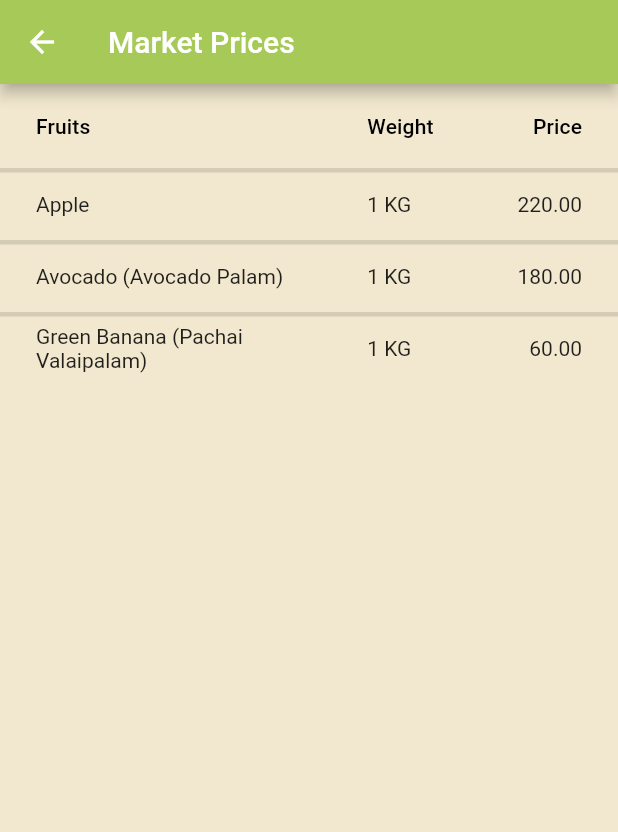
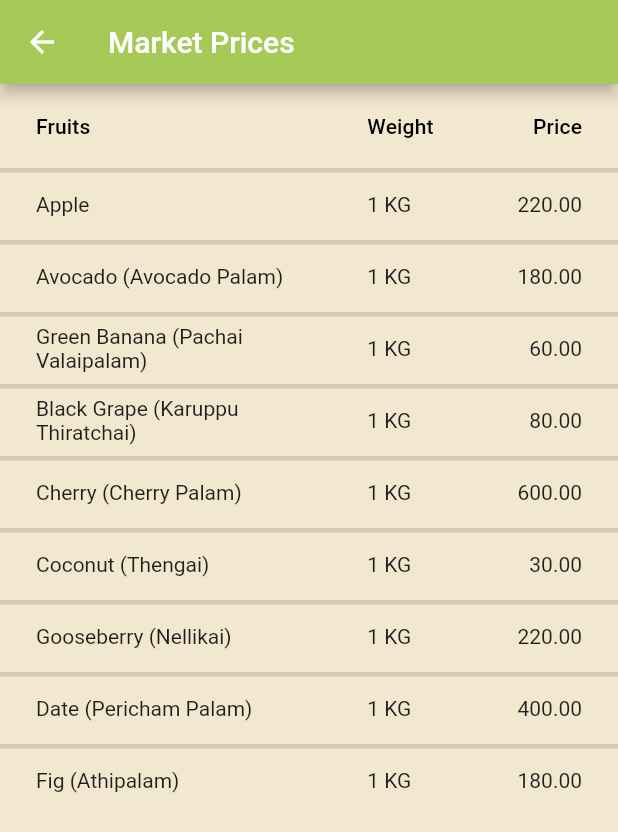
Before and after one commit to NotKashish/fasal, a Flutter app: the WholesalerHomepage screen opened directly, in the side drawer, after a tap on "Market prices", on a phone screen of 412 x 824 dp. Shown: the top 832 px of the screen. Run offline on Flutter 3.47's test engine with Material 2 defaults, Android fonts, the phone set to English and light mode, and no system bars; our stand-ins replace cached_network_image, cloud_firestore, firebase_auth, firebase_core, firebase_storage, image_picker and 1 more; accounts and stored records are empty.

Commit message:
app ready for internal review

```diff
--- a/lib/screens/farmers/view_wholesalers.dart
+++ b/lib/screens/farmers/view_wholesalers.dart
@@ -65,6 +65,9 @@ class _ViewWholesalersState extends State<ViewWholesalers> {
                               fontSize: 15.0,
                             ),
                           ),
+                          subtitle: Text(
+                            snapshot.data[index].data()["phone_no"],
+                          ),
                           onTap: (null),
                           leading: Icon(
                             Icons.format_list_numbered,
--- a/lib/screens/wholesalers/view_farmers.dart
+++ b/lib/screens/wholesalers/view_farmers.dart
@@ -100,7 +100,7 @@ class _ViewFarmersState extends State<ViewFarmers> {
                             child: GestureDetector(
                               onTap: (){
                                 Navigator.push(context, MaterialPageRoute(builder: (context){
-                                  return ViewProduce(farmerUid: farmers[index]["id"]);
+                                  return ViewProduce(farmerUid: farmers[index]["uid"]);
                                 }));
                               },
                               child: Card(
--- a/lib/screens/wholesalers/wholesalers_homepage.dart
+++ b/lib/screens/wholesalers/wholesalers_homepage.dart
@@ -19,7 +19,6 @@ class _WholesalerHomepageState extends State<WholesalerHomepage> {
   int currentIndex = 0;
   final screens = [
     ViewFarmers(),
-    SearchFarmers(),
     WholesalersChat(),
     ProfilePage(),
   ];
@@ -54,12 +53,6 @@ class _WholesalerHomepageState extends State<WholesalerHomepage> {
             backgroundColor: oliveGreen,
           ),
           BottomNavigationBarItem(
-            icon: Icon(Icons.search),
-            label: 'Search',
-            backgroundColor: mayGreen,
-          ),
-
-          BottomNavigationBarItem(
             icon: Icon(Icons.chat),
             label: 'Chat',
             backgroundColor: hunterGreen,
--- a/lib/widgets/price.dart
+++ b/lib/widgets/price.dart
@@ -96,6 +96,12 @@ var fruits = <Fruits>[
     weight: '1 KG',
     price: '60.00',
   ),
+  Fruits(fruitName: 'Black Grape (Karuppu Thiratchai)', weight: '1 KG', price: '80.00'),
+  Fruits(fruitName: 'Cherry (Cherry Palam)', weight: '1 KG', price: '600.00'),
+  Fruits(fruitName: 'Coconut (Thengai)', weight: '1 KG', price: '30.00'),
+  Fruits(fruitName: 'Gooseberry (Nellikai)', weight: '1 KG', price: '220.00'),
+  Fruits(fruitName: 'Date (Pericham Palam)', weight: '1 KG', price: '400.00'),
+  Fruits(fruitName: 'Fig (Athipalam)', weight: '1 KG', price: '180.00')
 ];
 // Text(
 // 'Apple (Apple)	1 Kg	220.00 \nAvocado (Avocado Palam)	1 Kg	180.00\nBlack Grape (Karuppu Thiratchai)	1 Kg	80.00'
```
